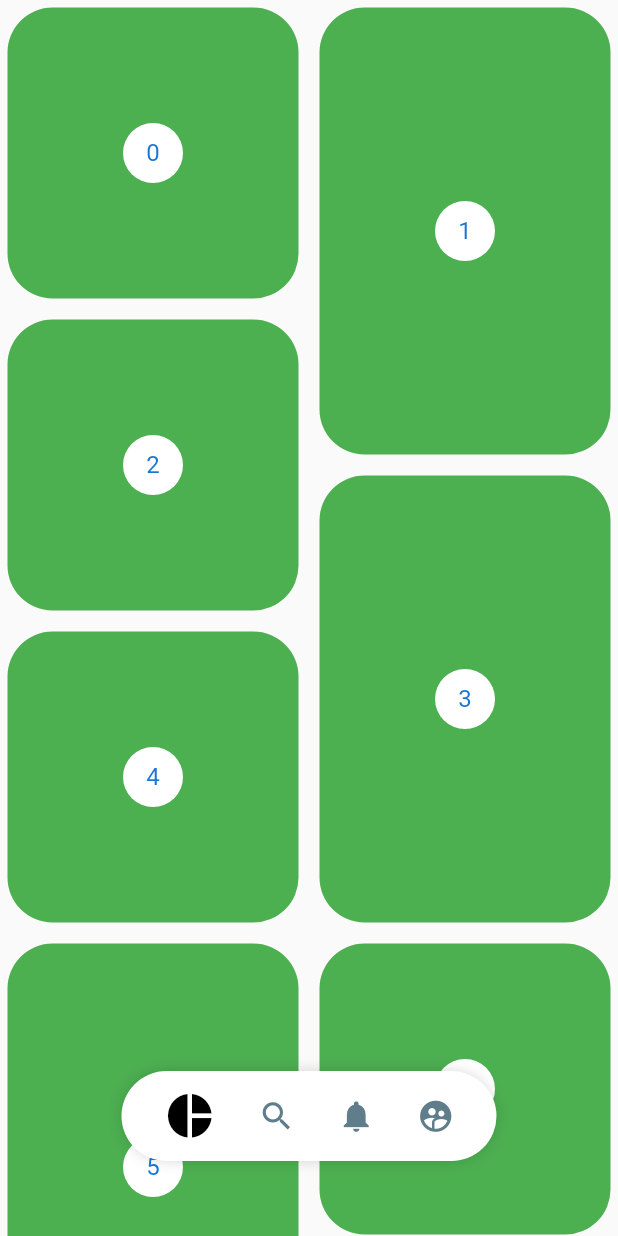
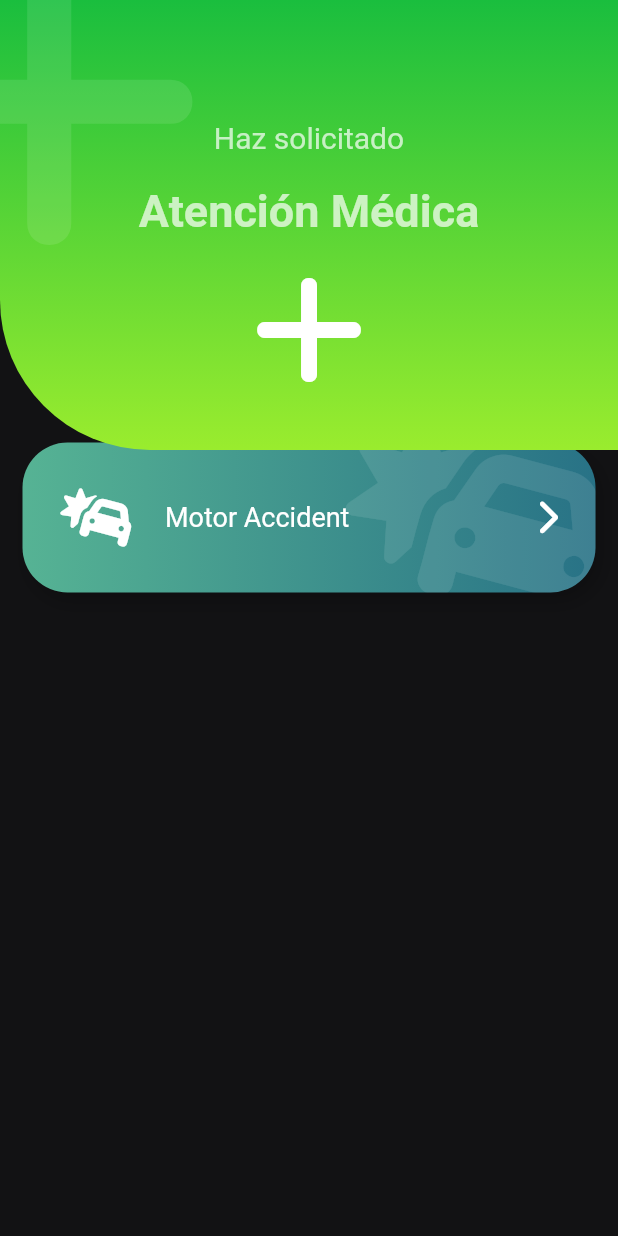
Before and after one commit to Gilmhar/flutter_intermedio, a Flutter app: the screen it shows after launch, on a phone screen of 412 x 824 dp. Run offline on Flutter 3.47's test engine with Material 2 defaults, Android fonts, the phone set to English and light mode, and no system bars; our stand-ins replace flutter_svg, font_awesome_flutter.

Commit message:
Se añadio la ventana de app con gradientes

```diff
--- a/lib/main.dart
+++ b/lib/main.dart
@@ -1,7 +1,8 @@
 import 'package:flutter/material.dart';
 
-import 'package:disenos_app/src/pages/pinterest_page.dart';
+import 'package:disenos_app/src/pages/emergency_page.dart';
 
+// import 'package:disenos_app/src/pages/pinterest_page.dart';
 // import 'package:disenos_app/src/pages/slideshow_page.dart';
 //import 'package:disenos_app/src/labs/slidesshow_labs.dart';
 //import 'package:disenos_app/src/pages/graficas_circulares_page.dart';
@@ -22,7 +23,7 @@ class MyApp extends StatelessWidget {
     return const MaterialApp(
       debugShowCheckedModeBanner: false,
       title: 'Diseños App',
-      home: PinterestPage(),
+      home: EmergencyPage(),
     );
   }
 }
--- a/lib/src/pages/animaciones_page.dart
+++ b/lib/src/pages/animaciones_page.dart
@@ -1,5 +1,5 @@
 import 'package:flutter/material.dart';
-import 'dart:math' as Math;
+import 'dart:math' as math;
 
 class AnimacionesPage extends StatelessWidget {
   const AnimacionesPage({super.key});
@@ -36,7 +36,7 @@ class _CuadradoAnimadoState extends State<CuadradoAnimado>
   void initState() {
     controller = AnimationController(
         vsync: this, duration: const Duration(milliseconds: 10000));
-    rotacion = Tween(begin: 0.0, end: 2 * Math.pi)
+    rotacion = Tween(begin: 0.0, end: 2 * math.pi)
         .animate(CurvedAnimation(parent: controller!, curve: Curves.easeOut));
 
     opacidad = Tween(begin: 0.1, end: 1.0).animate(CurvedAnimation(
--- /dev/null
+++ b/lib/src/pages/emergency_page.dart
@@ -0,0 +1,112 @@
+import 'package:flutter/material.dart';
+
+import 'package:font_awesome_flutter/font_awesome_flutter.dart';
+
+import 'package:disenos_app/src/widgets/headers.dart';
+import 'package:disenos_app/src/widgets/boton_gordo.dart';
+
+class ItemBoton {
+  final IconData icon;
+  final String texto;
+  final Color color1Backg;
+  final Color color2Backg;
+
+  ItemBoton(this.icon, this.texto, this.color1Backg, this.color2Backg);
+}
+
+class EmergencyPage extends StatelessWidget {
+  const EmergencyPage({super.key});
+
+  @override
+  Widget build(BuildContext context) {
+    final items = <ItemBoton>[
+      ItemBoton(FontAwesomeIcons.carBurst, 'Motor Accident',
+          const Color.fromARGB(255, 77, 31, 185), const Color.fromARGB(255, 138, 104, 238)),
+      ItemBoton(FontAwesomeIcons.plus, 'Medical Emergency',
+          const Color.fromARGB(255, 76, 157, 243), const Color.fromARGB(255, 46, 76, 245)),
+      ItemBoton(FontAwesomeIcons.masksTheater, 'Theft / Harrasement',
+          const Color(0xffF2D572), const Color(0xffE06AA3)),
+      ItemBoton(FontAwesomeIcons.personBiking, 'Awards', const Color.fromARGB(255, 40, 114, 134),
+          const Color.fromARGB(255, 86, 179, 148)),
+      ItemBoton(FontAwesomeIcons.carBurst, 'Motor Accident',
+          const Color.fromARGB(255, 77, 31, 185), const Color.fromARGB(255, 138, 104, 238)),
+      ItemBoton(FontAwesomeIcons.plus, 'Medical Emergency',
+          const Color.fromARGB(255, 76, 157, 243), const Color.fromARGB(255, 46, 76, 245)),
+      ItemBoton(FontAwesomeIcons.masksTheater, 'Theft / Harrasement',
+          const Color(0xffF2D572), const Color(0xffE06AA3)),
+      ItemBoton(FontAwesomeIcons.personBiking, 'Awards', const Color.fromARGB(255, 40, 114, 134),
+          const Color.fromARGB(255, 86, 179, 148)),
+      ItemBoton(FontAwesomeIcons.carBurst, 'Motor Accident',
+          const Color.fromARGB(255, 77, 31, 185), const Color.fromARGB(255, 138, 104, 238)),
+      ItemBoton(FontAwesomeIcons.plus, 'Medical Emergency',
+          const Color.fromARGB(255, 76, 157, 243), const Color.fromARGB(255, 46, 76, 245)),
+      ItemBoton(FontAwesomeIcons.masksTheater, 'Theft / Harrasement',
+          const Color(0xffF2D572), const Color(0xffE06AA3)),
+      ItemBoton(FontAwesomeIcons.personBiking, 'Awards', const Color.fromARGB(255, 40, 114, 134),
+          const Color.fromARGB(255, 86, 179, 148)),
+    ];
+
+    List<Widget> itemMap = items.map((e) => BotonGordo(icon:e.icon,texto: e.texto, color1Backg: e.color1Backg, color2Backg: e.color2Backg, onPress: (){print('Hola');},)).toList();
+
+    return Scaffold(
+        backgroundColor: const Color.fromARGB(255, 18, 18, 20),
+        body: Stack(
+          children: [
+            Container(
+              margin: const EdgeInsets.only(top: 200),
+              child: ListView(
+                children: const [
+                  SizedBox(
+                    height: 80,
+                  ),
+                  BotonGordoTemp(),
+                ],
+              ),
+            ),
+            const IconHeader(
+              icon: FontAwesomeIcons.plus,
+              titulo: 'Atención Médica',
+              subtitulo: 'Haz solicitado',
+              color1Backg: Color.fromARGB(255, 26, 190, 62),
+              color2Backg: Color.fromARGB(255, 154, 236, 46),
+            )
+          ],
+        ));
+  }
+}
+
+class BotonGordoTemp extends StatelessWidget {
+  const BotonGordoTemp({
+    super.key,
+  });
+
+  @override
+  Widget build(BuildContext context) {
+    return BotonGordo(
+      icon: FontAwesomeIcons.carBurst,
+      texto: 'Motor Accident',
+      color1Backg: const Color.fromARGB(255, 86, 179, 148),
+      color2Backg: const Color.fromARGB(255, 40, 114, 134),
+      onPress: () {
+        print('tap');
+      },
+    );
+  }
+}
+
+class PageHeader extends StatelessWidget {
+  const PageHeader({
+    super.key,
+  });
+
+  @override
+  Widget build(BuildContext context) {
+    return const IconHeader(
+      icon: FontAwesomeIcons.plus,
+      subtitulo: 'Haz Solicitado',
+      titulo: 'Asistencia Médica',
+      color1Backg: Color.fromARGB(255, 26, 190, 62),
+      color2Backg: Color.fromARGB(255, 154, 236, 46),
+    );
+  }
+}
--- a/lib/src/pages/pinterest_page.dart
+++ b/lib/src/pages/pinterest_page.dart
@@ -1,20 +1,25 @@
 import 'package:flutter/material.dart';
 
+import 'package:provider/provider.dart';
+import 'package:flutter_staggered_grid_view/flutter_staggered_grid_view.dart';
+
 import 'package:disenos_app/src/widgets/pinterest_menu.dart';
-import 'package:flutter_staggered_grid_view/flutter_staggered_grid_view.dart';
 
 class PinterestPage extends StatelessWidget {
   const PinterestPage({super.key});
 
   @override
   Widget build(BuildContext context) {
-    return Scaffold(
+    return ChangeNotifierProvider(
+      create: (_) => _MenuModel(),
+      child: Scaffold(
         //body: PinterestMenu(),
         body: Stack(
           children: <Widget>[
             const PinterestGrid(),
             _PinterestMenuLocation(),
           ],
+        ),
       ),
     );
   }
@@ -24,29 +29,53 @@ class _PinterestMenuLocation extends StatelessWidget {
   @override
   Widget build(BuildContext context) {
     final widthPantalla = MediaQuery.of(context).size.width;
+
+    final mostrar = Provider.of<_MenuModel>(context).mostrar;
+
     return Positioned(
         bottom: 30,
         child: SizedBox(
           height: 100,
           width: widthPantalla,
           child: Align(
-            child: PinterestMenu(),
+            child: PinterestMenu(
+              mostrar: mostrar,
+              items: [
+                PinterestButton(
+                    onPressed: () {
+                      print('Icon pie_chart');
+                    },
+                    icon: Icons.pie_chart),
+                PinterestButton(
+                    onPressed: () {
+                      print('Icon search');
+                    },
+                    icon: Icons.search),
+                PinterestButton(
+                    onPressed: () {
+                      print('Icon notifications');
+                    },
+                    icon: Icons.notifications),
+                PinterestButton(
+                    onPressed: () {
+                      print('Icon supervised_user_circle');
+                    },
+                    icon: Icons.supervised_user_circle),
+              ],
+            ),
           ),
         ));
   }
 }
 
 class PinterestGrid extends StatefulWidget {
-
   const PinterestGrid({super.key});
-
 
   @override
   State<PinterestGrid> createState() => _PinterestGridState();
 }
 
 class _PinterestGridState extends State<PinterestGrid> {
-
   final List items = List.generate(200, (index) => index);
 
   ScrollController controller = ScrollController();
@@ -57,9 +86,9 @@ class _PinterestGridState extends State<PinterestGrid> {
   void initState() {
     controller.addListener(() {
       if (controller.offset > scrollAnterior) {
-        print('Ocultar menu');
-      }else{
-        print('Mostrar menu');
+        Provider.of<_MenuModel>(context, listen: false).mostrar = false;
+      } else {
+        Provider.of<_MenuModel>(context, listen: false).mostrar = true;
       }
 
       scrollAnterior = controller.offset;
@@ -112,3 +141,14 @@ class _PinterestItem extends StatelessWidget {
         ));
   }
 }
+
+class _MenuModel with ChangeNotifier {
+  bool _mostrar = true;
+
+  bool get mostrar => _mostrar;
+
+  set mostrar(bool valor) {
+    _mostrar = valor;
+    notifyListeners();
+  }
+}
--- /dev/null
+++ b/lib/src/widgets/boton_gordo.dart
@@ -0,0 +1,96 @@
+import 'package:flutter/material.dart';
+import 'package:font_awesome_flutter/font_awesome_flutter.dart';
+
+class BotonGordo extends StatelessWidget {
+  final IconData icon;
+  final String texto;
+  final Color color1Backg;
+  final Color color2Backg;
+  final Function() onPress;
+
+  const BotonGordo(
+      {super.key,
+      this.icon = FontAwesomeIcons.userPlus,
+      required this.texto,
+      this.color1Backg = Colors.grey,
+      this.color2Backg = Colors.blueGrey,
+      required this.onPress});
+
+  @override
+  Widget build(BuildContext context) {
+    return GestureDetector(
+      onTap: onPress,
+      child: Stack(
+        children: [
+          _BotonGordoBackground(icon, color1Backg, color2Backg),
+          Row(
+            mainAxisAlignment: MainAxisAlignment.center,
+            children: [
+              const SizedBox(height: 130, width: 40),
+              FaIcon(icon, color: Colors.white, size: 40),
+              const SizedBox(
+                width: 20,
+              ),
+              Expanded(
+                  child: Text(
+                texto,
+                style: const TextStyle(color: Colors.white, fontSize: 18),
+              )),
+              const FaIcon(
+                FontAwesomeIcons.chevronRight,
+                color: Colors.white,
+              ),
+              const SizedBox(
+                width: 40,
+              ),
+            ],
+          )
+        ],
+      ),
+    );
+  }
+}
+
+class _BotonGordoBackground extends StatelessWidget {
+  final IconData icon;
+  final Color color1Backg;
+  final Color color2Backg;
+
+  const _BotonGordoBackground(this.icon, this.color1Backg, this.color2Backg);
+
+  @override
+  Widget build(BuildContext context) {
+    return Container(
+      width: double.infinity,
+      height: 100,
+      margin: const EdgeInsets.all(15),
+      decoration: BoxDecoration(
+          boxShadow: [
+            BoxShadow(
+                color: Colors.black.withOpacity(0.2),
+                offset: const Offset(4, 6),
+                blurRadius: 10),
+          ],
+          borderRadius: BorderRadius.circular(30),
+          gradient: LinearGradient(colors: [
+            color1Backg,
+            color2Backg,
+          ])),
+      child: ClipRRect(
+        borderRadius: BorderRadius.circular(30),
+        child: Stack(
+          children: [
+            Positioned(
+                right: -20,
+                top: -20,
+                child: FaIcon(
+                  icon,
+                  size: 150,
+                  color: Colors.white.withOpacity(0.1),
+                ))
+          ],
+        ),
+      ),
+    );
+  }
+}
--- a/lib/src/widgets/headers.dart
+++ b/lib/src/widgets/headers.dart
@@ -1,4 +1,6 @@
 import 'package:flutter/material.dart';
+
+import 'package:font_awesome_flutter/font_awesome_flutter.dart';
 
 class HeaderCuadrado extends StatelessWidget {
   const HeaderCuadrado({super.key});
@@ -44,7 +46,6 @@ class HeaderDiagonalMedia extends StatelessWidget {
   }
 }
 
-
 class _HeaderDiagonalMediaPainter extends CustomPainter {
   @override
   void paint(Canvas canvas, Size size) {
@@ -71,7 +72,6 @@ class _HeaderDiagonalMediaPainter extends CustomPainter {
   bool shouldRepaint(covariant CustomPainter oldDelegate) {
     return true;
   }
-
 }
 
 class HeaderDiagonalCompleta extends StatelessWidget {
@@ -115,7 +115,6 @@ class _HeaderDiagonalCompletaPainter extends CustomPainter {
   bool shouldRepaint(covariant CustomPainter oldDelegate) {
     return true;
   }
-
 }
 
 class HeaderFlecha extends StatelessWidget {
@@ -159,7 +158,6 @@ class _HeaderFlechaPainter extends CustomPainter {
   bool shouldRepaint(covariant CustomPainter oldDelegate) {
     return true;
   }
-
 }
 
 class HeaderCurvo extends StatelessWidget {
@@ -235,8 +233,10 @@ class _HeaderCurvoDoblePainter extends CustomPainter {
 
     // Dibujar con el path y el paint
     path.lineTo(0, size.height * 0.25);
-    path.quadraticBezierTo(size.width * 0.25, size.height * 0.35,size.width * 0.50, size.height * 0.25);
-    path.quadraticBezierTo(size.width * 0.75, size.height * 0.15,size.width, size.height * 0.25);
+    path.quadraticBezierTo(size.width * 0.25, size.height * 0.35,
+        size.width * 0.50, size.height * 0.25);
+    path.quadraticBezierTo(
+        size.width * 0.75, size.height * 0.15, size.width, size.height * 0.25);
     path.lineTo(size.width, 0);
 
     canvas.drawPath(path, paint);
@@ -277,10 +277,12 @@ class _HeaderCurvoDobleAbajoPainter extends CustomPainter {
     final path = Path();
 
     // Dibujar con el path y el paint
-    path.moveTo(0, size.height );
+    path.moveTo(0, size.height);
     path.lineTo(0, size.height * 0.75);
-    path.quadraticBezierTo(size.width * 0.25, size.height * 0.65,size.width * 0.50, size.height * 0.75);
-    path.quadraticBezierTo(size.width * 0.75, size.height * 0.85,size.width, size.height * 0.75);
+    path.quadraticBezierTo(size.width * 0.25, size.height * 0.65,
+        size.width * 0.50, size.height * 0.75);
+    path.quadraticBezierTo(
+        size.width * 0.75, size.height * 0.85, size.width, size.height * 0.75);
     path.lineTo(size.width, size.height);
 
     canvas.drawPath(path, paint);
@@ -311,8 +313,8 @@ class HeaderCurvoDobleGradiente extends StatelessWidget {
 class _HeaderCurvoDobleGradientePainter extends CustomPainter {
   @override
   void paint(Canvas canvas, Size size) {
-
-    final Rect rect = Rect.fromCircle(center: const Offset(165.0, 55.0), radius: 180);
+    final Rect rect =
+        Rect.fromCircle(center: const Offset(165.0, 55.0), radius: 180);
 
     const Gradient gradiente = LinearGradient(colors: <Color>[
       Color.fromARGB(239, 125, 206, 27),
@@ -330,8 +332,10 @@ class _HeaderCurvoDobleGradientePainter extends CustomPainter {
 
     // Dibujar con el path y el paint
     path.lineTo(0, size.height * 0.25);
-    path.quadraticBezierTo(size.width * 0.25, size.height * 0.35,size.width * 0.50, size.height * 0.25);
-    path.quadraticBezierTo(size.width * 0.75, size.height * 0.15,size.width, size.height * 0.25);
+    path.quadraticBezierTo(size.width * 0.25, size.height * 0.35,
+        size.width * 0.50, size.height * 0.25);
+    path.quadraticBezierTo(
+        size.width * 0.75, size.height * 0.15, size.width, size.height * 0.25);
     path.lineTo(size.width, 0);
 
     canvas.drawPath(path, paint);
@@ -342,3 +346,92 @@ class _HeaderCurvoDobleGradientePainter extends CustomPainter {
     return true;
   }
 }
+
+class IconHeader extends StatelessWidget {
+  final IconData icon;
+  final String titulo;
+  final String subtitulo;
+  final Color color1Backg;
+  final Color color2Backg;
+
+  const IconHeader(
+      {super.key,
+      required this.icon,
+      required this.titulo,
+      required this.subtitulo,
+      this.color1Backg = Colors.grey,
+      this.color2Backg = Colors.blueGrey});
+
+  @override
+  Widget build(BuildContext context) {
+    final Color colorBlanco = Colors.white.withOpacity(0.7);
+
+    return Stack(
+      children: [
+        _IconHeaderBackground(
+          color1Backg: color1Backg,
+          color2Backg: color2Backg,
+        ),
+        Positioned(
+            top: -50,
+            left: -70,
+            child: FaIcon(
+              icon,
+              size: 235,
+              color: Colors.white.withOpacity(0.1),
+            )),
+        Column(
+          children: [
+            const SizedBox(
+              height: 80,
+              width: double.infinity,
+            ),
+            Text(
+              subtitulo,
+              style: TextStyle(fontSize: 20, color: colorBlanco),
+            ),
+            const SizedBox(height: 20),
+            Text(
+              titulo,
+              style: TextStyle(
+                  fontSize: 30,
+                  color: colorBlanco,
+                  fontWeight: FontWeight.bold),
+            ),
+            const SizedBox(height: 20),
+            FaIcon(
+              icon,
+              size: 85,
+              color: Colors.white,
+            )
+          ],
+        )
+      ],
+    );
+  }
+}
+
+class _IconHeaderBackground extends StatelessWidget {
+  final Color color1Backg;
+  final Color color2Backg;
+
+  const _IconHeaderBackground({
+    required this.color1Backg,
+    required this.color2Backg,
+  });
+
+  @override
+  Widget build(BuildContext context) {
+    return Container(
+      width: double.infinity,
+      height: 300,
+      decoration: BoxDecoration(
+          borderRadius:
+              const BorderRadius.only(bottomLeft: Radius.circular(100)),
+          gradient: LinearGradient(
+              begin: Alignment.topCenter,
+              end: Alignment.bottomCenter,
+              colors: [color1Backg, color2Backg])),
+    );
+  }
+}
--- a/lib/src/widgets/pinterest_menu.dart
+++ b/lib/src/widgets/pinterest_menu.dart
@@ -10,39 +10,45 @@ class PinterestButton {
 }
 
 class PinterestMenu extends StatelessWidget {
-
   final bool mostrar;
 
-  final List<PinterestButton> items = [
-    PinterestButton(
-        onPressed: () {
-          print('Icon pie_chart');
-        },
-        icon: Icons.pie_chart),
-    PinterestButton(
-        onPressed: () {
-          print('Icon search');
-        },
-        icon: Icons.search),
-    PinterestButton(
-        onPressed: () {
-          print('Icon notifications');
-        },
-        icon: Icons.notifications),
-    PinterestButton(
-        onPressed: () {
-          print('Icon supervised_user_circle');
-        },
-        icon: Icons.supervised_user_circle),
-  ];
+  final List<PinterestButton> items;
 
-  PinterestMenu({super.key, this.mostrar = true});
+  // final List<PinterestButton> items = [
+  //   PinterestButton(
+  //       onPressed: () {
+  //         print('Icon pie_chart');
+  //       },
+  //       icon: Icons.pie_chart),
+  //   PinterestButton(
+  //       onPressed: () {
+  //         print('Icon search');
+  //       },
+  //       icon: Icons.search),
+  //   PinterestButton(
+  //       onPressed: () {
+  //         print('Icon notifications');
+  //       },
+  //       icon: Icons.notifications),
+  //   PinterestButton(
+  //       onPressed: () {
+  //         print('Icon supervised_user_circle');
+  //       },
+  //       icon: Icons.supervised_user_circle),
+  // ];
+
+  const PinterestMenu({super.key, this.mostrar = true, required this.items});
 
   @override
   Widget build(BuildContext context) {
     return ChangeNotifierProvider(
         create: (_) => _MenuModel(),
-        child: _PinterestMenuBackground(child: AnimatedOpacity(duration: const Duration(milliseconds: 250),opacity: (mostrar)? 1 : 0,child: _MenuItems(items))));
+        child: AnimatedOpacity(
+          duration: const Duration(milliseconds: 250),
+          opacity: (mostrar) ? 1 : 0,
+          child: _PinterestMenuBackground(
+              child: _MenuItems(items)),
+        ));
   }
 }
 
@@ -87,20 +93,19 @@ class _PinterestMenuButton extends StatelessWidget {
 
   @override
   Widget build(BuildContext context) {
-
-    final itemSeleccionado = Provider.of<_MenuModel>(context).getItemSeleccionado;
+    final itemSeleccionado =
+        Provider.of<_MenuModel>(context).getItemSeleccionado;
 
     return GestureDetector(
-      onTap: (){
-        Provider.of<_MenuModel>(context, listen: false).setItemSeleccionado = index;
+      onTap: () {
+        Provider.of<_MenuModel>(context, listen: false).setItemSeleccionado =
+            index;
         item.onPressed();
       },
       behavior: HitTestBehavior.translucent,
-      child: Icon(
-        item.icon,
-        size: (itemSeleccionado == index) ? 35 : 25,
-        color: (itemSeleccionado == index) ? Colors.black : Colors.blueGrey
-      ),
+      child: Icon(item.icon,
+          size: (itemSeleccionado == index) ? 35 : 25,
+          color: (itemSeleccionado == index) ? Colors.black : Colors.blueGrey),
     );
   }
 }
--- a/pubspec.yaml
+++ b/pubspec.yaml
@@ -38,6 +38,7 @@ dependencies:
   flutter_svg: ^2.0.5
   provider: ^6.0.5
   flutter_staggered_grid_view: ^0.4.1
+  font_awesome_flutter: ^10.4.0
 
 dev_dependencies:
   flutter_test:
```
Also changed, not shown: pubspec.lock. Lines whose indentation alone changed are shown as unchanged.
